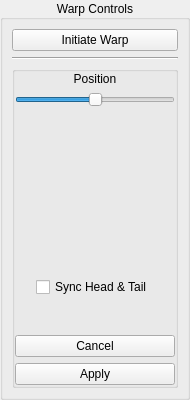
The window that mwarp1d/ui/widgets/warp_controls.ui (0todd0000/mwarp1d) describes before a commit, drawn with Qt 5.
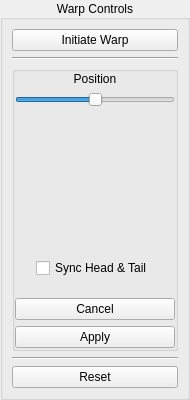
The same window after the commit. Custom widgets are drawn as their Qt base class.

Commit message:
Add Reset button
Add Reset button to Manual panel

```diff
--- a/mwarp1d/ui/widgets/warp_controls.ui
+++ b/mwarp1d/ui/widgets/warp_controls.ui
@@ -269,6 +269,20 @@
         </layout>
        </widget>
       </item>
+      <item>
+       <widget class="Line" name="line_4">
+        <property name="orientation">
+         <enum>Qt::Horizontal</enum>
+        </property>
+       </widget>
+      </item>
+      <item>
+       <widget class="QPushButton" name="button_reset">
+        <property name="text">
+         <string>Reset</string>
+        </property>
+       </widget>
+      </item>
      </layout>
     </widget>
    </item>
```
The commit also changes 4 other files.
